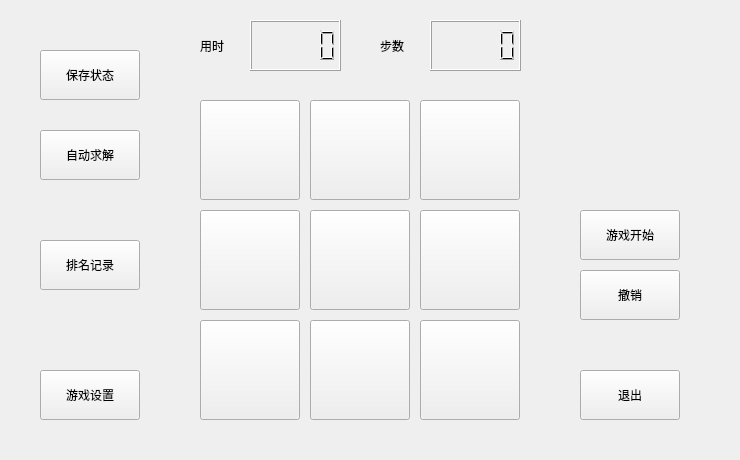
wolf-bolin/Jigsaw, file Project/Jigsaw/mainwindow.ui: the form before one commit.
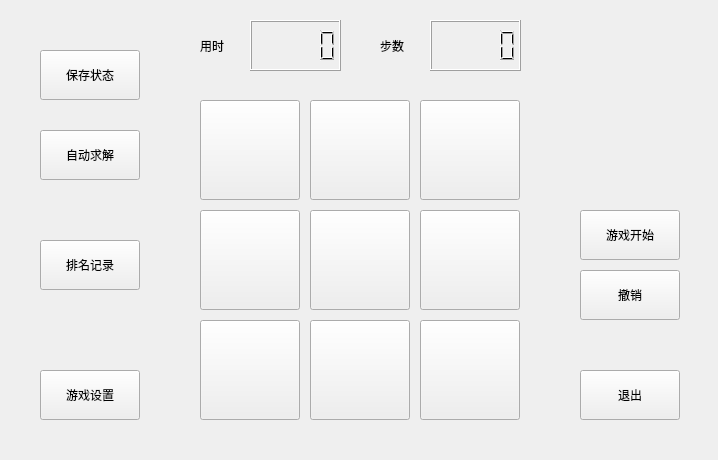
The form after the commit.

Commit message: UI微调、修改按钮样式

Patch:
```diff
--- a/Project/Jigsaw/mainwindow.ui
+++ b/Project/Jigsaw/mainwindow.ui
@@ -6,7 +6,7 @@
    <rect>
     <x>0</x>
     <y>0</y>
-    <width>740</width>
+    <width>718</width>
     <height>460</height>
    </rect>
   </property>
```
The commit also changes 3 other files.
